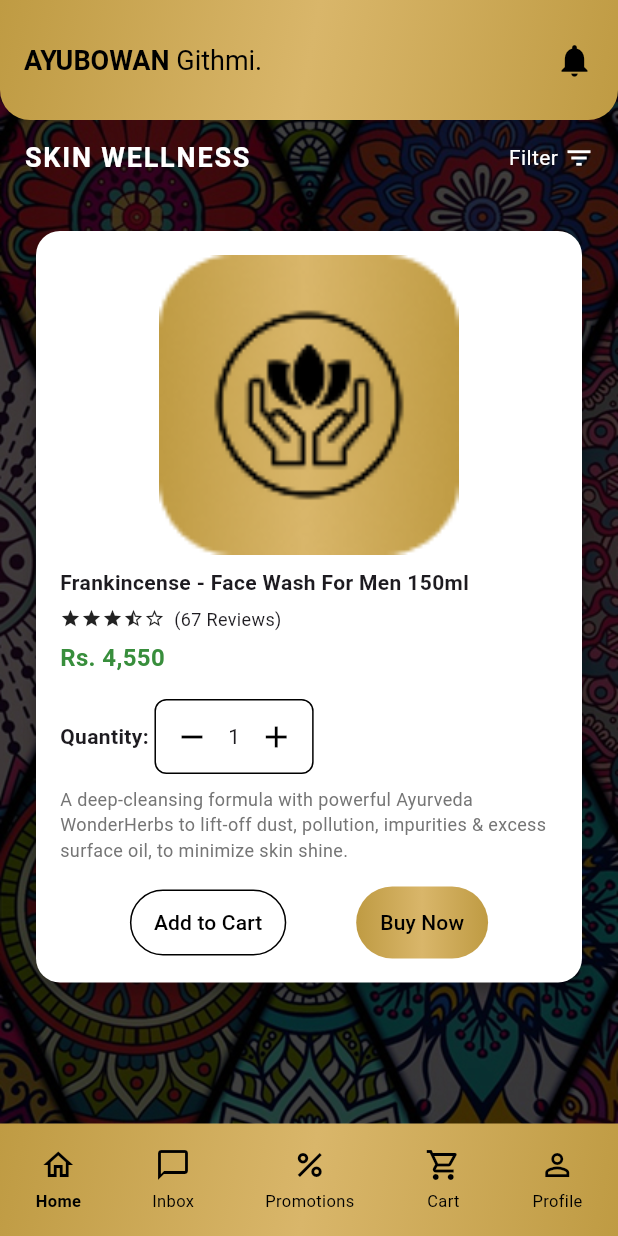
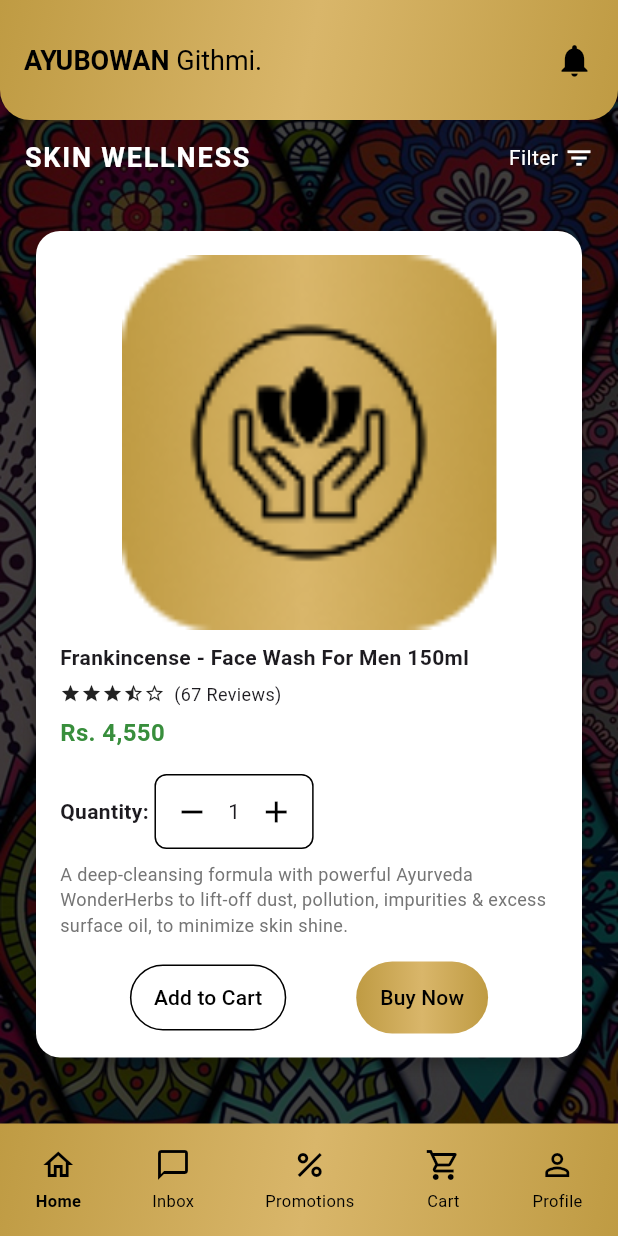
Before and after one commit to nvppiyumika/Spa-Ceylon-Mobile, a Flutter app: the screen it shows after launch, on a phone screen of 412 x 824 dp. Run offline on Flutter 3.47's test engine with Material 3 defaults, Android fonts, the phone set to English and light mode, and no system bars; our stand-ins replace carousel_slider.

Commit message:
single product page image size fixed

```diff
--- a/lib/SingleProduct.dart
+++ b/lib/SingleProduct.dart
@@ -140,18 +140,18 @@ class _SingleProductPageState extends State<SingleProductPage> {
           // Row 1: Product Image (Square, Large)
           Center(
             child: Container(
-              width: 200, // Adjust size to make the image large
-              height: 200, // Make it square
+              width: 250,
+              height: 250,
               decoration: BoxDecoration(
                 image: DecorationImage(
                   image: AssetImage('assets/images/skin_care.png'),
                   fit: BoxFit.cover,
                 ),
-                borderRadius: BorderRadius.circular(16), // Rounded corners
+                borderRadius: BorderRadius.circular(16),
               ),
             ),
           ),
-          SizedBox(height: 8), // Reduced gap between image and product name
+          SizedBox(height: 8),
 
           // Row 2: Product Description
           Text(
@@ -193,10 +193,8 @@ class _SingleProductPageState extends State<SingleProductPage> {
               ),
               Container(
                 decoration: BoxDecoration(
-                  border: Border.all(
-                      color: Colors
-                          .black), // Black border around the entire quantity section
-                  borderRadius: BorderRadius.circular(8), // Rounded corners
+                  border: Border.all(color: Colors.black),
+                  borderRadius: BorderRadius.circular(8),
                 ),
                 child: Row(
                   children: [
@@ -231,7 +229,7 @@ class _SingleProductPageState extends State<SingleProductPage> {
           Row(
             mainAxisAlignment: MainAxisAlignment.spaceEvenly,
             children: [
-              // Outlined "Add to Cart" button with the same shape as "Buy Now"
+              //
               OutlinedButton(
                 onPressed: () {},
                 child: Text("Add to Cart"),
@@ -240,13 +238,11 @@ class _SingleProductPageState extends State<SingleProductPage> {
                   side: BorderSide(color: Colors.black),
                   padding: EdgeInsets.symmetric(horizontal: 16, vertical: 12),
                   shape: RoundedRectangleBorder(
-                    borderRadius:
-                        BorderRadius.circular(50), // Same rounded shape
+                    borderRadius: BorderRadius.circular(50),
                   ),
                 ),
               ),
 
-              // Gradient "Buy Now" button with the same shape as "Add to Cart"
               Container(
                 decoration: BoxDecoration(
                   gradient: LinearGradient(
--- a/lib/main.dart
+++ b/lib/main.dart
@@ -16,7 +16,7 @@ class MyApp extends StatelessWidget {
     return MaterialApp(
       title: 'Wellness App',
       debugShowCheckedModeBanner: false,
-      home: SingleProductPage(), // 👈 This runs your SkinCare page
+      home: SingleProductPage(),
     );
   }
 }
```
